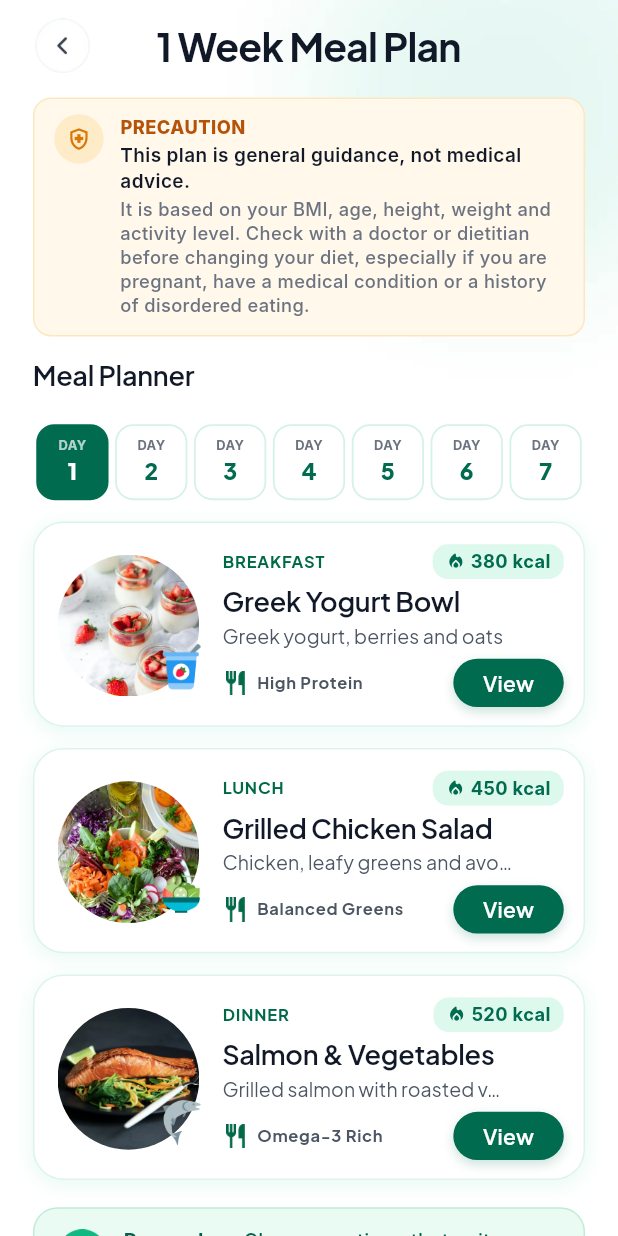
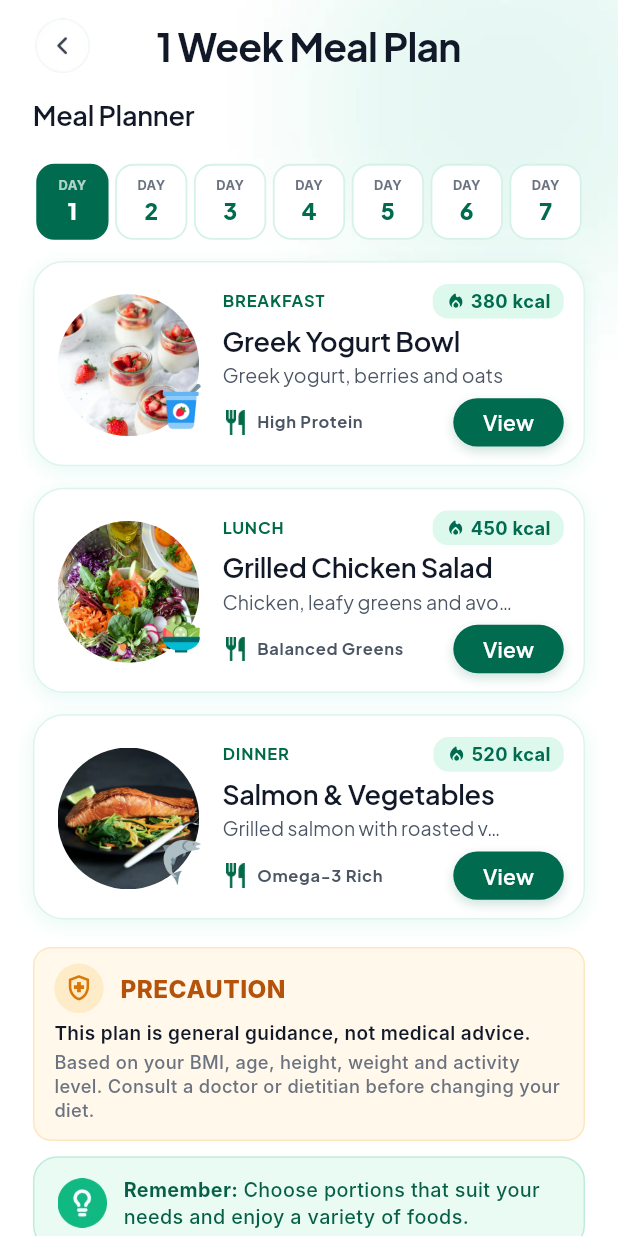
Before and after one commit to AyeshaNaseer07/bmi_calculator, a Flutter app: the DailyMealPlanScreen screen opened directly, on a phone screen of 412 x 824 dp. Run offline on Flutter 3.47's test engine with Material 3 defaults, Android fonts, the phone set to English and light mode, and no system bars; our stand-ins replace firebase_analytics, firebase_core, firebase_crashlytics, firebase_messaging, firebase_remote_config, fl_chart and 15 more; missing offline and left inert: applovin_max, appsflyer_sdk, in_app_purchase_android, in_app_purchase_storekit; accounts and stored records are empty; Roboto replaces fonts that are missing (Inter); statements that could not run were skipped.

Commit message:
persist daily water intake and update CTA buttons and UI layouts

```diff
--- a/lib/views/insights/insight_common.dart
+++ b/lib/views/insights/insight_common.dart
@@ -388,8 +388,13 @@ class PrecautionCard extends StatelessWidget {
                     color: AppPalette.tintLine(const Color(0xFFFDE7C1)),
                   ),
                 ),
-                child: Row(
+                child: Column(
+                  // Left-aligned: a one-line lead would otherwise be centred
+                  // and look indented next to the wrapping body text.
                   crossAxisAlignment: CrossAxisAlignment.start,
+                  children: [
+                    Row(
+                      crossAxisAlignment: CrossAxisAlignment.center,
                       children: [
                         Container(
                           width: 30.w,
@@ -407,30 +412,22 @@ class PrecautionCard extends StatelessWidget {
                           ),
                           child: Icon(
                             Icons.health_and_safety_outlined,
-                        size: 17.sp,
+                            size: 20.sp,
                             color: _amber,
                           ),
                         ),
                         SizedBox(width: 10.w),
-                    Expanded(child: child!),
-                  ],
-                ),
-              ),
-            ),
-          );
-        },
-        child: Column(
-          crossAxisAlignment: CrossAxisAlignment.start,
-          children: [
                         Text(
                           'PRECAUTION',
                           style: bodyStyle(
-                12,
+                            16,
                             color: AppPalette.ink(const Color(0xFFB45309)),
                             weight: FontWeight.w800,
                           ).copyWith(letterSpacing: 0.3),
                         ),
-            SizedBox(height: 2.h),
+                      ],
+                    ),
+                    SizedBox(height: 5.h),
                     Text(
                       lead,
                       style: bodyStyle(
@@ -452,6 +449,10 @@ class PrecautionCard extends StatelessWidget {
                     ),
                   ],
                 ),
+              ),
+            ),
+          );
+        },
       ),
     );
   }
--- a/lib/views/insights/meal_screens.dart
+++ b/lib/views/insights/meal_screens.dart
@@ -28,9 +28,6 @@ class DailyMealPlanScreen extends StatelessWidget {
         crossAxisAlignment: CrossAxisAlignment.start,
         children: [
           SizedBox(height: 2.h),
-          // Shown first so it's read before the plan itself.
-          const _PlanDisclaimer(),
-          SizedBox(height: 14.h),
           Text(
             'Meal Planner',
             style: TextStyle(
@@ -47,6 +44,8 @@ class DailyMealPlanScreen extends StatelessWidget {
           SizedBox(height: 12.h),
           const _DayMeals(),
           SizedBox(height: 4.h),
+          const _PlanDisclaimer(),
+          SizedBox(height: 10.h),
           const TipBanner(
             text:
                 'Remember: Choose portions that suit your needs and enjoy a '
@@ -99,10 +98,8 @@ class _PlanDisclaimer extends StatelessWidget {
                 'dietitian instead of this one.'
           : 'This plan is general guidance, not medical advice.',
       body:
-          'It is based on your BMI, age, height, weight and activity level. '
-          'Check with a doctor or dietitian before changing your diet, '
-          'especially if you are pregnant, have a medical condition or a '
-          'history of disordered eating.',
+          'Based on your BMI, age, height, weight and activity level. '
+          'Consult a doctor or dietitian before changing your diet.',
     );
   }
 }
```
Also changed, not shown: lib/data/services/storage_service.dart (+16 -0 lines), lib/views/bmi_calculator/bmi_calculator_screen.dart (+10 -1 lines), lib/views/insights/hydration_goal_screens.dart (+11 -2 lines), lib/views/insights/meal_progress_screens.dart (+22 -3 lines), lib/views/profile/profile_screen.dart (+42 -20 lines). Lines whose indentation alone changed are shown as unchanged.
